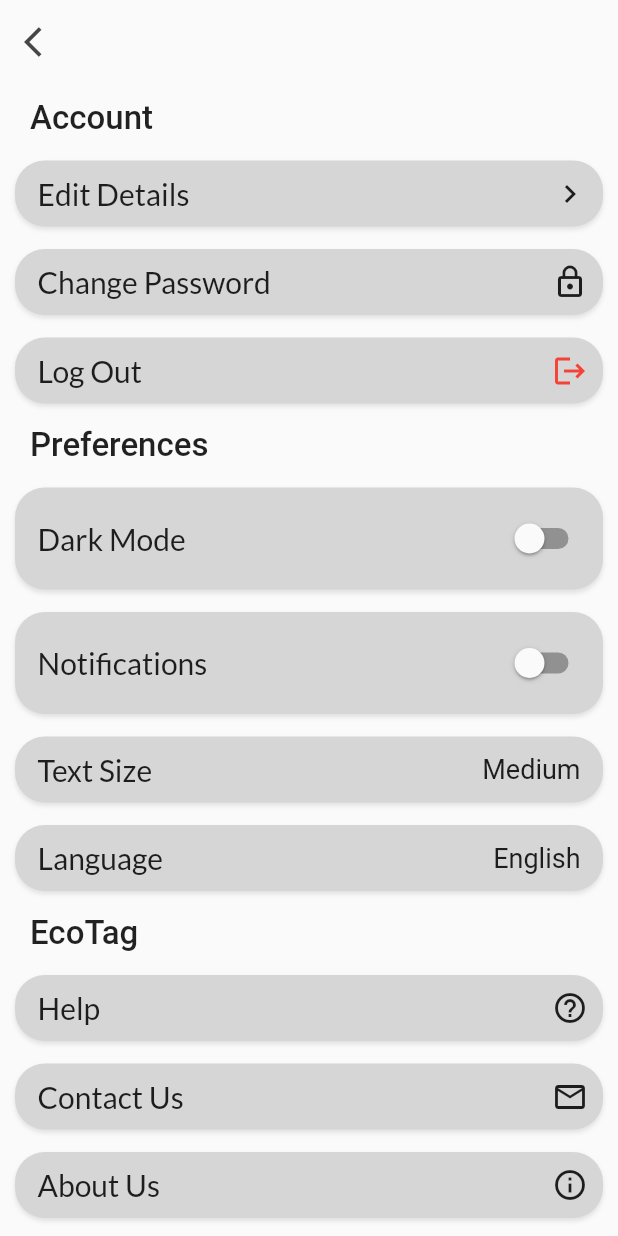
After one commit to TheNova22/ecotag-frontend, a Flutter app: the SettingsPage screen opened directly, on a phone screen of 412 x 824 dp. The commit adds this screen. Run offline on Flutter 3.47's test engine with Material 2 defaults, Android fonts, the phone set to English and light mode, and no system bars; our stand-ins replace auto_size_text, cached_network_image, dio, firebase_auth, firebase_core, flutter_rating_bar and 6 more; missing offline and left inert: dart:ffi, flutter_barcode_scanner, survey_kit; accounts and stored records are empty; network calls fail.

Commit message:
Added settings page

```diff
--- a/lib/screens/manufacturerHome/manufacturer_home.dart
+++ b/lib/screens/manufacturerHome/manufacturer_home.dart
@@ -11,6 +11,7 @@ import 'package:google_fonts/google_fonts.dart';
 import 'package:sih_frontend/screens/manufacturerHome/widgets/x_not_used_color_container.dart';
 import 'package:sih_frontend/screens/manufacturerHome/widgets/monthly_stats.dart';
 import 'package:sih_frontend/screens/manufacturerHome/widgets/shipment_item.dart';
+import 'package:sih_frontend/screens/settingsScreen/settings_screen.dart';
 
 class ManufacturerHome extends StatefulWidget {
   const ManufacturerHome({super.key});
@@ -81,11 +82,20 @@ class _ManufacturerHomeState extends State<ManufacturerHome> {
                         ],
                       ),
                       const SizedBox(width: 15),
-                      const CircleAvatar(
-                        radius: 36.0,
-                        backgroundImage: NetworkImage(
-                          "https://img.freepik.com/free-psd/3d-illustration-person-with-sunglasses-green-hair_23-2149436201.jpg?w=740&t=st=1660905781~exp=1660906381~hmac=7f04bebb70269c0dc8034da7a85c164b5004455b80ecf477e774d8f47cb8cd82",
+                      GestureDetector(
+                        child: const CircleAvatar(
+                          radius: 36.0,
+                          backgroundImage: NetworkImage(
+                            "https://img.freepik.com/free-psd/3d-illustration-person-with-sunglasses-green-hair_23-2149436201.jpg?w=740&t=st=1660905781~exp=1660906381~hmac=7f04bebb70269c0dc8034da7a85c164b5004455b80ecf477e774d8f47cb8cd82",
+                          ),
                         ),
+                        onTap: () {
+                          Navigator.push(
+                              context,
+                              MaterialPageRoute(
+                                  builder: (BuildContext context) =>
+                                      SettingsPage()));
+                        },
                       ),
                     ],
                   ),
--- /dev/null
+++ b/lib/screens/settingsScreen/components/settings_button.dart
@@ -0,0 +1,58 @@
+import 'package:flutter/material.dart';
+import 'package:google_fonts/google_fonts.dart';
+import 'package:sih_frontend/screens/settingsScreen/components/settings_title.dart';
+
+class SettingsButton extends StatelessWidget {
+  const SettingsButton(
+      {Key? key,
+      required this.title,
+      required this.onTap,
+      required this.leading})
+      : super(key: key);
+  final void Function() onTap;
+  final String title;
+  final Widget leading;
+  @override
+  Widget build(BuildContext context) {
+    var width = MediaQuery.of(context).size.width;
+    return Container(
+      margin: EdgeInsets.only(left: 10, right: 10, top: 10, bottom: 5),
+      alignment: Alignment.centerLeft,
+      width: width,
+      decoration: BoxDecoration(
+          boxShadow: [
+            BoxShadow(
+              color: Color.fromARGB(255, 119, 119, 119).withOpacity(0.2),
+              offset: Offset(0, 2.0),
+              blurRadius: 2.0,
+            ),
+          ],
+          borderRadius: BorderRadius.circular(20),
+          color: Color.fromARGB(255, 214, 214, 214)),
+      child: Material(
+        color: Colors.transparent,
+        child: InkWell(
+          onTap: onTap,
+          borderRadius: BorderRadius.circular(20),
+          child: Padding(
+            padding:
+                const EdgeInsets.only(left: 15, top: 10, bottom: 10, right: 10),
+            child: Row(
+              mainAxisAlignment: MainAxisAlignment.spaceBetween,
+              children: [
+                Text(
+                  title,
+                  textAlign: TextAlign.left,
+                  style: GoogleFonts.lato(
+                    fontSize: 20,
+                  ),
+                ),
+                leading,
+              ],
+            ),
+          ),
+        ),
+      ),
+    );
+  }
+}
--- /dev/null
+++ b/lib/screens/settingsScreen/components/settings_title.dart
@@ -0,0 +1,20 @@
+import 'package:flutter/material.dart';
+
+class SettingsTitle extends StatelessWidget {
+  const SettingsTitle({Key? key, required this.title}) : super(key: key);
+  final String title;
+  @override
+  Widget build(BuildContext context) {
+    var width = MediaQuery.of(context).size.width;
+    return Container(
+      margin: EdgeInsets.only(top: 10, left: 20, bottom: 5),
+      alignment: Alignment.centerLeft,
+      width: width,
+      child: Text(
+        title,
+        textAlign: TextAlign.left,
+        style: TextStyle(fontSize: 22, fontWeight: FontWeight.w500),
+      ),
+    );
+  }
+}
--- /dev/null
+++ b/lib/screens/settingsScreen/settings_screen.dart
@@ -0,0 +1,121 @@
+import 'package:firebase_auth/firebase_auth.dart';
+import 'package:flutter/material.dart';
+import 'package:sih_frontend/screens/settingsScreen/components/settings_button.dart';
+import 'package:sih_frontend/screens/settingsScreen/components/settings_title.dart';
+
+class SettingsPage extends StatelessWidget {
+  static const routeName = "/SettingsPage";
+  @override
+  Widget build(BuildContext context) {
+    var width = MediaQuery.of(context).size.width;
+    return Scaffold(
+      appBar: AppBar(
+        centerTitle: true,
+        elevation: 0,
+        backgroundColor: Colors.transparent,
+        // title: Text(
+        //   "Settings",
+        //   style: TextStyle(color: Color(0xff464646)),
+        // ),
+        leading: IconButton(
+          onPressed: () {
+            Navigator.pop(context);
+          },
+          icon: Icon(Icons.arrow_back_ios),
+          color: Color(0xff464646),
+        ),
+      ),
+      body: SingleChildScrollView(
+        child: Column(
+          children: [
+            SettingsTitle(title: "Account"),
+            SettingsButton(
+              title: "Edit Details",
+              onTap: () {},
+              leading: Icon(Icons.keyboard_arrow_right),
+            ),
+            SettingsButton(
+              title: "Change Password",
+              onTap: () {},
+              leading: Icon(Icons.lock_outline),
+            ),
+            SettingsButton(
+              title: "Log Out",
+              onTap: () {
+                FirebaseAuth.instance.signOut().then((value) {
+                  Navigator.of(context).pop();
+                });
+              },
+              leading: Icon(Icons.logout, color: Colors.red),
+            ),
+            SettingsTitle(title: "Preferences"),
+            SettingsButton(
+              title: "Dark Mode",
+              onTap: () {},
+              leading: Container(
+                  child: Switch.adaptive(value: false, onChanged: (val) {})),
+            ),
+            SettingsButton(
+              title: "Notifications",
+              onTap: () {},
+              leading: Container(
+                  child: Switch.adaptive(value: false, onChanged: (val) {})),
+            ),
+            SettingsButton(
+              title: "Text Size",
+              onTap: () {},
+              leading: Padding(
+                padding: const EdgeInsets.only(right: 5.0),
+                child: Text(
+                  "Medium",
+                  style: TextStyle(
+                    fontSize: 18,
+                  ),
+                ),
+              ),
+            ),
+            SettingsButton(
+              title: "Language",
+              onTap: () {},
+              leading: Padding(
+                padding: const EdgeInsets.only(right: 5.0),
+                child: Text(
+                  "English",
+                  style: TextStyle(
+                    fontSize: 18,
+                  ),
+                ),
+              ),
+            ),
+            SettingsTitle(
+              title: "EcoTag",
+            ),
+            SettingsButton(
+              title: "Help",
+              onTap: () {},
+              leading: Icon(
+                Icons.help_outline,
+              ),
+            ),
+            SettingsButton(
+              title: "Contact Us",
+              onTap: () {},
+              leading: Icon(
+                Icons.mail_outline,
+              ),
+            ),
+            SettingsButton(
+              title: "About Us",
+              onTap: () {},
+              leading: Icon(
+                Icons.info_outline,
+                color: Colors.black87,
+              ),
+            ),
+            SizedBox(height: 10)
+          ],
+        ),
+      ),
+    );
+  }
+}
```
